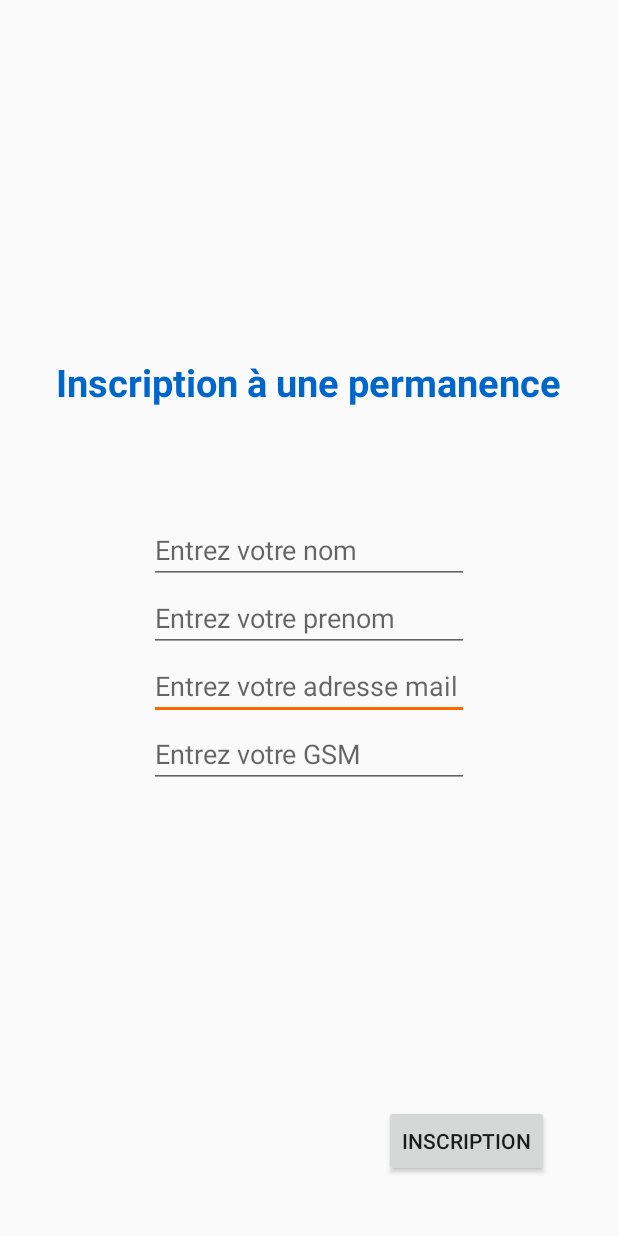
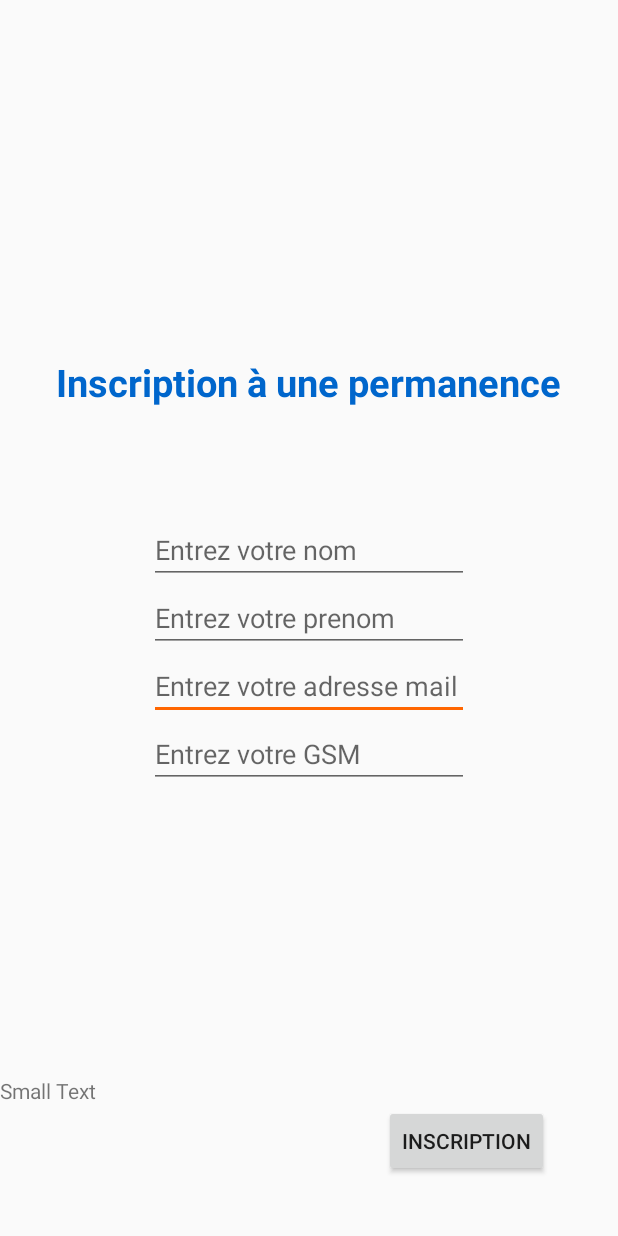
Before and after one commit to CorentinFrantz/ApplicationEKot, an Android app: the RendezVous screen opened directly, with no data from a screen before it, on a phone screen of 412 x 824 dp. Run offline under Robolectric (Android 15) with nearby library versions, the light colour scheme and no system bars.

Commit message:
changement3

```diff
--- a/app/src/main/res/layout/rendezvous.xml
+++ b/app/src/main/res/layout/rendezvous.xml
@@ -67,4 +67,13 @@
         android:layout_centerHorizontal="true"
         android:layout_marginBottom="72dp" />
 
+    <TextView
+        android:layout_width="wrap_content"
+        android:layout_height="wrap_content"
+        android:textAppearance="?android:attr/textAppearanceSmall"
+        android:text="Small Text"
+        android:id="@+id/textView"
+        android:layout_above="@+id/buttonRdv"
+        android:layout_alignParentStart="true" />
+
 </RelativeLayout>
```
